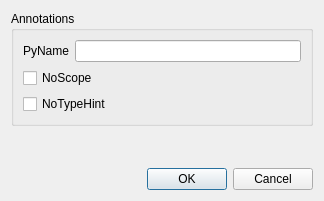
The window that metasip/api_editor/Designer/EnumPropertiesBase.ui (Python-SIP/metasip) describes before a commit, drawn with Qt 5.
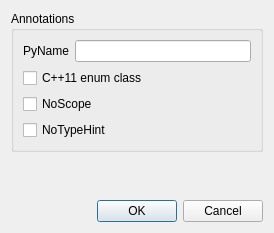
The same window after the commit.

Commit message: Enums can now be marked as C++11 enum classes. The project version number is now 13.

Diff of the .ui file:
```diff
--- a/metasip/api_editor/Designer/EnumPropertiesBase.ui
+++ b/metasip/api_editor/Designer/EnumPropertiesBase.ui
@@ -6,8 +6,8 @@
    <rect>
     <x>0</x>
     <y>0</y>
-    <width>324</width>
-    <height>201</height>
+    <width>274</width>
+    <height>233</height>
    </rect>
   </property>
   <property name="windowTitle">
@@ -34,6 +34,13 @@
         </item>
        </layout>
       </item>
+      <item>
+       <widget class="QCheckBox" name="enumClassCb">
+        <property name="text">
+         <string>C++11 enum class</string>
+        </property>
+       </widget>
+      </item>
       <item>
        <widget class="QCheckBox" name="noScopeCb">
         <property name="text">
```
Left out of the diff: 2 changed lines with no effect on the pictures. The commit also changes 12 other files.
